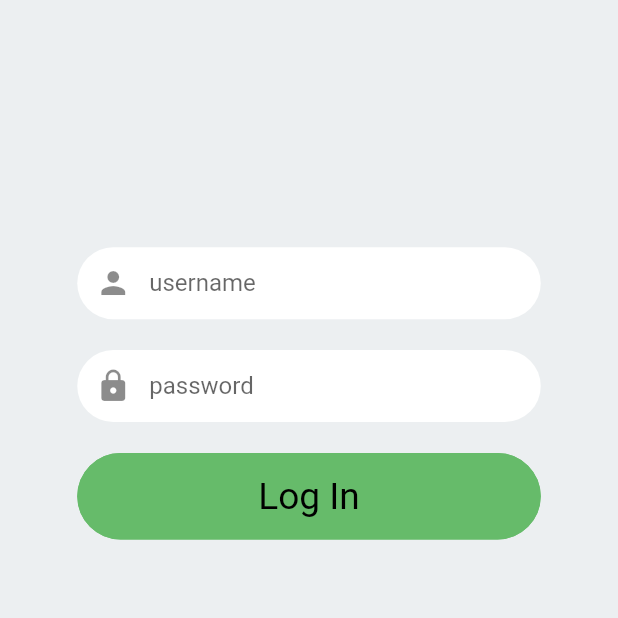
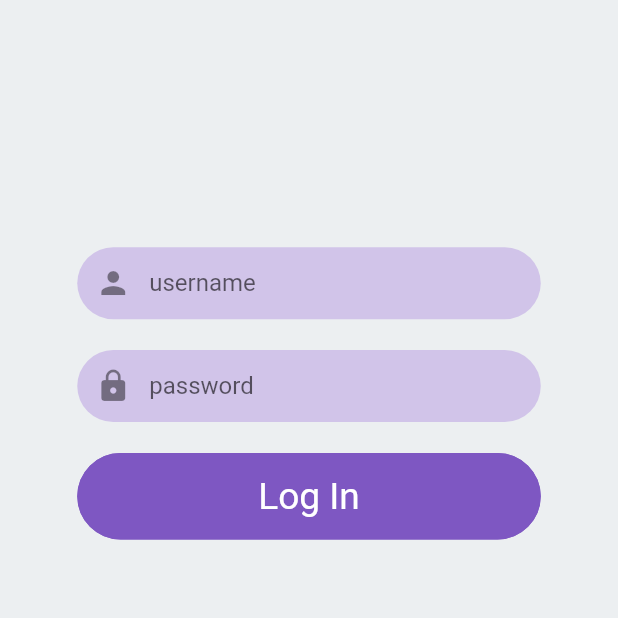
Before and after one commit to ShanManage/FlutterLMS, a Flutter app: the screen it shows after launch, on a phone screen of 412 x 824 dp, the top half of it. Run offline on Flutter 3.47's test engine with Material 2 defaults, Android fonts, the phone set to English and light mode, and no system bars; our stand-ins replace chewie, cloud_firestore, file_picker, firebase_auth, firebase_core, firebase_storage and 1 more; missing offline and left inert: chewie_audio, flutter_cached_pdfview; accounts and stored records are empty.

Commit message:
change style

```diff
--- a/lib/screens/authenticate/sign_in.dart
+++ b/lib/screens/authenticate/sign_in.dart
@@ -1,7 +1,5 @@
-import 'package:LoginSample/screens/CustomWidgets/CustomAppbar.dart';
 import 'package:LoginSample/screens/CustomWidgets/CustomButton.dart';
 import 'package:LoginSample/screens/CustomWidgets/CustomFormField.dart';
-import 'package:LoginSample/screens/CustomWidgets/CustomText.dart';
 import 'package:LoginSample/screens/shared/sizeConfig.dart';
 import 'package:LoginSample/services/auth.dart';
 import 'package:flutter/material.dart';
@@ -44,6 +42,7 @@ class _SignInState extends State<SignIn> {
                 child: Column(
                   children: [
                     CustomFormField(
+                      fillColor: Colors.deepPurple[100],
                       hintText: "username",
                       isPass: false,
                       fieldController: userNameController,
@@ -51,6 +50,7 @@ class _SignInState extends State<SignIn> {
                     ),
                     SizedBox(height: blockHeight * 2.5),
                     CustomFormField(
+                      fillColor: Colors.deepPurple[100],
                       hintText: "password",
                       isPass: true,
                       fieldController: passController,
@@ -59,8 +59,8 @@ class _SignInState extends State<SignIn> {
                     SizedBox(height: blockHeight * 2.5),
                     CustomButton(
                       title: "Log In",
-                      bgColor: Colors.green[400],
-                      textColor: Colors.black,
+                      bgColor: Colors.deepPurple[400],
+                      textColor: Colors.white,
                       callback: () {
                         onClickSignIn();
                       },
```
Also changed, not shown: lib/screens/subjects/Audio/AudioViewScreen.dart (indentation only).
